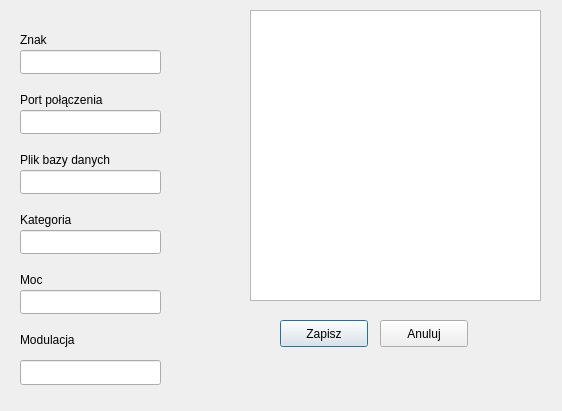
Above: konfiguracja.ui from darvark/CallLogger before the change. Below: the same form after it.
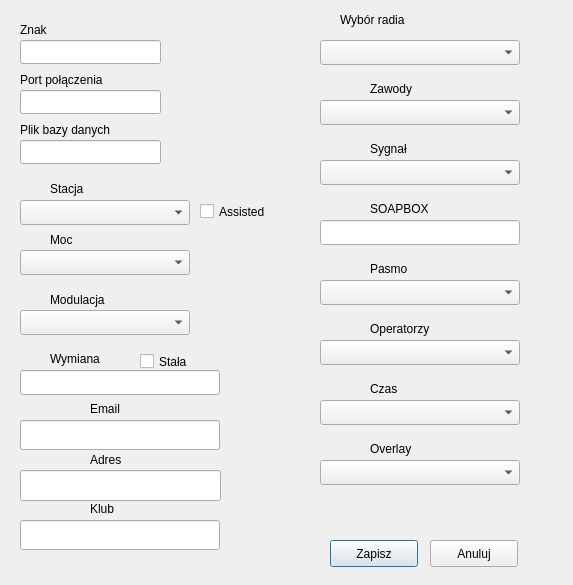
That is the form after the change.

The edit to the form file:
```diff
--- a/konfiguracja.ui
+++ b/konfiguracja.ui
@@ -6,8 +6,8 @@
    <rect>
     <x>0</x>
     <y>0</y>
-    <width>562</width>
-    <height>411</height>
+    <width>573</width>
+    <height>585</height>
    </rect>
   </property>
   <property name="windowTitle">
@@ -17,7 +17,7 @@
    <property name="geometry">
     <rect>
      <x>20</x>
-     <y>50</y>
+     <y>40</y>
      <width>141</width>
      <height>24</height>
     </rect>
@@ -27,27 +27,17 @@
    <property name="geometry">
     <rect>
      <x>20</x>
-     <y>110</y>
+     <y>90</y>
      <width>141</width>
      <height>24</height>
     </rect>
    </property>
   </widget>
-  <widget class="QListWidget" name="wyborRadia">
-   <property name="geometry">
-    <rect>
-     <x>250</x>
-     <y>10</y>
-     <width>291</width>
-     <height>291</height>
-    </rect>
-   </property>
-  </widget>
   <widget class="QLabel" name="label">
    <property name="geometry">
     <rect>
      <x>20</x>
-     <y>30</y>
+     <y>20</y>
      <width>58</width>
      <height>20</height>
     </rect>
@@ -60,7 +50,7 @@
    <property name="geometry">
     <rect>
      <x>20</x>
-     <y>90</y>
+     <y>70</y>
      <width>141</width>
      <height>20</height>
     </rect>
@@ -73,7 +63,7 @@
    <property name="geometry">
     <rect>
      <x>20</x>
-     <y>170</y>
+     <y>140</y>
      <width>141</width>
      <height>24</height>
     </rect>
@@ -83,7 +73,7 @@
    <property name="geometry">
     <rect>
      <x>20</x>
-     <y>150</y>
+     <y>120</y>
      <width>151</width>
      <height>20</height>
     </rect>
@@ -92,34 +82,11 @@
     <string>Plik bazy danych</string>
    </property>
   </widget>
-  <widget class="QLineEdit" name="kategoria">
-   <property name="geometry">
-    <rect>
-     <x>20</x>
-     <y>230</y>
-     <width>141</width>
-     <height>24</height>
-    </rect>
-   </property>
-  </widget>
-  <widget class="QLabel" name="label_4">
-   <property name="geometry">
-    <rect>
-     <x>20</x>
-     <y>210</y>
-     <width>101</width>
-     <height>20</height>
-    </rect>
-   </property>
-   <property name="text">
-    <string>Kategoria</string>
-   </property>
-  </widget>
   <widget class="QLabel" name="label_5">
    <property name="geometry">
     <rect>
-     <x>20</x>
-     <y>270</y>
+     <x>50</x>
+     <y>230</y>
      <width>58</width>
      <height>20</height>
     </rect>
@@ -128,21 +95,11 @@
     <string>Moc</string>
    </property>
   </widget>
-  <widget class="QLineEdit" name="moc">
-   <property name="geometry">
-    <rect>
-     <x>20</x>
-     <y>290</y>
-     <width>141</width>
-     <height>24</height>
-    </rect>
-   </property>
-  </widget>
   <widget class="QPushButton" name="zapisz">
    <property name="geometry">
     <rect>
-     <x>280</x>
-     <y>320</y>
+     <x>330</x>
+     <y>540</y>
      <width>88</width>
      <height>27</height>
     </rect>
@@ -154,8 +111,8 @@
   <widget class="QPushButton" name="kasuj">
    <property name="geometry">
     <rect>
-     <x>380</x>
-     <y>320</y>
+     <x>430</x>
+     <y>540</y>
      <width>88</width>
      <height>27</height>
     </rect>
@@ -167,8 +124,8 @@
   <widget class="QLabel" name="label_6">
    <property name="geometry">
     <rect>
-     <x>20</x>
-     <y>330</y>
+     <x>50</x>
+     <y>290</y>
      <width>84</width>
      <height>20</height>
     </rect>
@@ -177,16 +134,351 @@
     <string>Modulacja</string>
    </property>
   </widget>
-  <widget class="QLineEdit" name="modulacja">
+  <widget class="QLabel" name="label_7">
    <property name="geometry">
     <rect>
+     <x>340</x>
+     <y>10</y>
+     <width>111</width>
+     <height>20</height>
+    </rect>
+   </property>
+   <property name="text">
+    <string>Wybór radia</string>
+   </property>
+  </widget>
+  <widget class="QLineEdit" name="poleAdresu">
+   <property name="geometry">
+    <rect>
      <x>20</x>
-     <y>360</y>
-     <width>141</width>
+     <y>470</y>
+     <width>201</width>
+     <height>31</height>
+    </rect>
+   </property>
+  </widget>
+  <widget class="QLabel" name="label_8">
+   <property name="geometry">
+    <rect>
+     <x>90</x>
+     <y>450</y>
+     <width>84</width>
+     <height>20</height>
+    </rect>
+   </property>
+   <property name="text">
+    <string>Adres</string>
+   </property>
+  </widget>
+  <widget class="QCheckBox" name="assisted">
+   <property name="geometry">
+    <rect>
+     <x>200</x>
+     <y>200</y>
+     <width>100</width>
+     <height>23</height>
+    </rect>
+   </property>
+   <property name="text">
+    <string>Assisted</string>
+   </property>
+  </widget>
+  <widget class="QLabel" name="label_10">
+   <property name="geometry">
+    <rect>
+     <x>370</x>
+     <y>260</y>
+     <width>84</width>
+     <height>17</height>
+    </rect>
+   </property>
+   <property name="text">
+    <string>Pasmo</string>
+   </property>
+  </widget>
+  <widget class="QLabel" name="label_11">
+   <property name="geometry">
+    <rect>
+     <x>370</x>
+     <y>80</y>
+     <width>84</width>
+     <height>17</height>
+    </rect>
+   </property>
+   <property name="text">
+    <string>Zawody</string>
+   </property>
+  </widget>
+  <widget class="QLabel" name="label_12">
+   <property name="geometry">
+    <rect>
+     <x>370</x>
+     <y>320</y>
+     <width>91</width>
+     <height>17</height>
+    </rect>
+   </property>
+   <property name="text">
+    <string>Operatorzy</string>
+   </property>
+  </widget>
+  <widget class="QLabel" name="label_13">
+   <property name="geometry">
+    <rect>
+     <x>50</x>
+     <y>180</y>
+     <width>84</width>
+     <height>17</height>
+    </rect>
+   </property>
+   <property name="text">
+    <string>Stacja</string>
+   </property>
+  </widget>
+  <widget class="QLabel" name="label_14">
+   <property name="geometry">
+    <rect>
+     <x>370</x>
+     <y>380</y>
+     <width>84</width>
+     <height>17</height>
+    </rect>
+   </property>
+   <property name="text">
+    <string>Czas</string>
+   </property>
+  </widget>
+  <widget class="QLabel" name="label_15">
+   <property name="geometry">
+    <rect>
+     <x>370</x>
+     <y>140</y>
+     <width>84</width>
+     <height>17</height>
+    </rect>
+   </property>
+   <property name="text">
+    <string>Sygnał</string>
+   </property>
+  </widget>
+  <widget class="QLabel" name="label_16">
+   <property name="geometry">
+    <rect>
+     <x>370</x>
+     <y>440</y>
+     <width>84</width>
+     <height>17</height>
+    </rect>
+   </property>
+   <property name="text">
+    <string>Overlay</string>
+   </property>
+  </widget>
+  <widget class="QLabel" name="label_17">
+   <property name="geometry">
+    <rect>
+     <x>90</x>
+     <y>500</y>
+     <width>84</width>
+     <height>17</height>
+    </rect>
+   </property>
+   <property name="text">
+    <string>Klub</string>
+   </property>
+  </widget>
+  <widget class="QLineEdit" name="klub">
+   <property name="geometry">
+    <rect>
+     <x>20</x>
+     <y>520</y>
+     <width>200</width>
+     <height>30</height>
+    </rect>
+   </property>
+  </widget>
+  <widget class="QLabel" name="label_18">
+   <property name="geometry">
+    <rect>
+     <x>90</x>
+     <y>400</y>
+     <width>84</width>
+     <height>17</height>
+    </rect>
+   </property>
+   <property name="text">
+    <string>Email</string>
+   </property>
+  </widget>
+  <widget class="QLineEdit" name="email">
+   <property name="geometry">
+    <rect>
+     <x>20</x>
+     <y>420</y>
+     <width>200</width>
+     <height>30</height>
+    </rect>
+   </property>
+  </widget>
+  <widget class="QLabel" name="label_19">
+   <property name="geometry">
+    <rect>
+     <x>370</x>
+     <y>200</y>
+     <width>84</width>
+     <height>17</height>
+    </rect>
+   </property>
+   <property name="text">
+    <string>SOAPBOX</string>
+   </property>
+  </widget>
+  <widget class="QComboBox" name="listaStacja">
+   <property name="geometry">
+    <rect>
+     <x>20</x>
+     <y>200</y>
+     <width>170</width>
      <height>25</height>
     </rect>
    </property>
   </widget>
+  <widget class="QComboBox" name="listaMoc">
+   <property name="geometry">
+    <rect>
+     <x>20</x>
+     <y>250</y>
+     <width>170</width>
+     <height>25</height>
+    </rect>
+   </property>
+  </widget>
+  <widget class="QComboBox" name="listaMode">
+   <property name="geometry">
+    <rect>
+     <x>20</x>
+     <y>310</y>
+     <width>170</width>
+     <height>25</height>
+    </rect>
+   </property>
+  </widget>
+  <widget class="QComboBox" name="listaPasmo">
+   <property name="geometry">
+    <rect>
+     <x>320</x>
+     <y>280</y>
+     <width>200</width>
+     <height>25</height>
+    </rect>
+   </property>
+  </widget>
+  <widget class="QComboBox" name="listaZawody">
+   <property name="geometry">
+    <rect>
+     <x>320</x>
+     <y>100</y>
+     <width>200</width>
+     <height>25</height>
+    </rect>
+   </property>
+  </widget>
+  <widget class="QComboBox" name="listaOperator">
+   <property name="geometry">
+    <rect>
+     <x>320</x>
+     <y>340</y>
+     <width>200</width>
+     <height>25</height>
+    </rect>
+   </property>
+  </widget>
+  <widget class="QComboBox" name="listaSygnal">
+   <property name="geometry">
+    <rect>
+     <x>320</x>
+     <y>160</y>
+     <width>200</width>
+     <height>25</height>
+    </rect>
+   </property>
+  </widget>
+  <widget class="QComboBox" name="listaCzas">
+   <property name="geometry">
+    <rect>
+     <x>320</x>
+     <y>400</y>
+     <width>200</width>
+     <height>25</height>
+    </rect>
+   </property>
+  </widget>
+  <widget class="QComboBox" name="listaOverlay">
+   <property name="geometry">
+    <rect>
+     <x>320</x>
+     <y>460</y>
+     <width>200</width>
+     <height>25</height>
+    </rect>
+   </property>
+  </widget>
+  <widget class="QComboBox" name="wyborRadia">
+   <property name="geometry">
+    <rect>
+     <x>320</x>
+     <y>40</y>
+     <width>200</width>
+     <height>25</height>
+    </rect>
+   </property>
+  </widget>
+  <widget class="QLineEdit" name="soapbox">
+   <property name="geometry">
+    <rect>
+     <x>320</x>
+     <y>220</y>
+     <width>200</width>
+     <height>25</height>
+    </rect>
+   </property>
+  </widget>
+  <widget class="QLabel" name="label_4">
+   <property name="geometry">
+    <rect>
+     <x>50</x>
+     <y>350</y>
+     <width>84</width>
+     <height>17</height>
+    </rect>
+   </property>
+   <property name="text">
+    <string>Wymiana</string>
+   </property>
+  </widget>
+  <widget class="QLineEdit" name="wzorWymiany">
+   <property name="geometry">
+    <rect>
+     <x>20</x>
+     <y>370</y>
+     <width>200</width>
+     <height>25</height>
+    </rect>
+   </property>
+  </widget>
+  <widget class="QCheckBox" name="wymianaBOx">
+   <property name="geometry">
+    <rect>
+     <x>140</x>
+     <y>350</y>
+     <width>100</width>
+     <height>23</height>
+    </rect>
+   </property>
+   <property name="text">
+    <string>Stała</string>
+   </property>
+  </widget>
  </widget>
  <resources/>
  <connections/>
```
